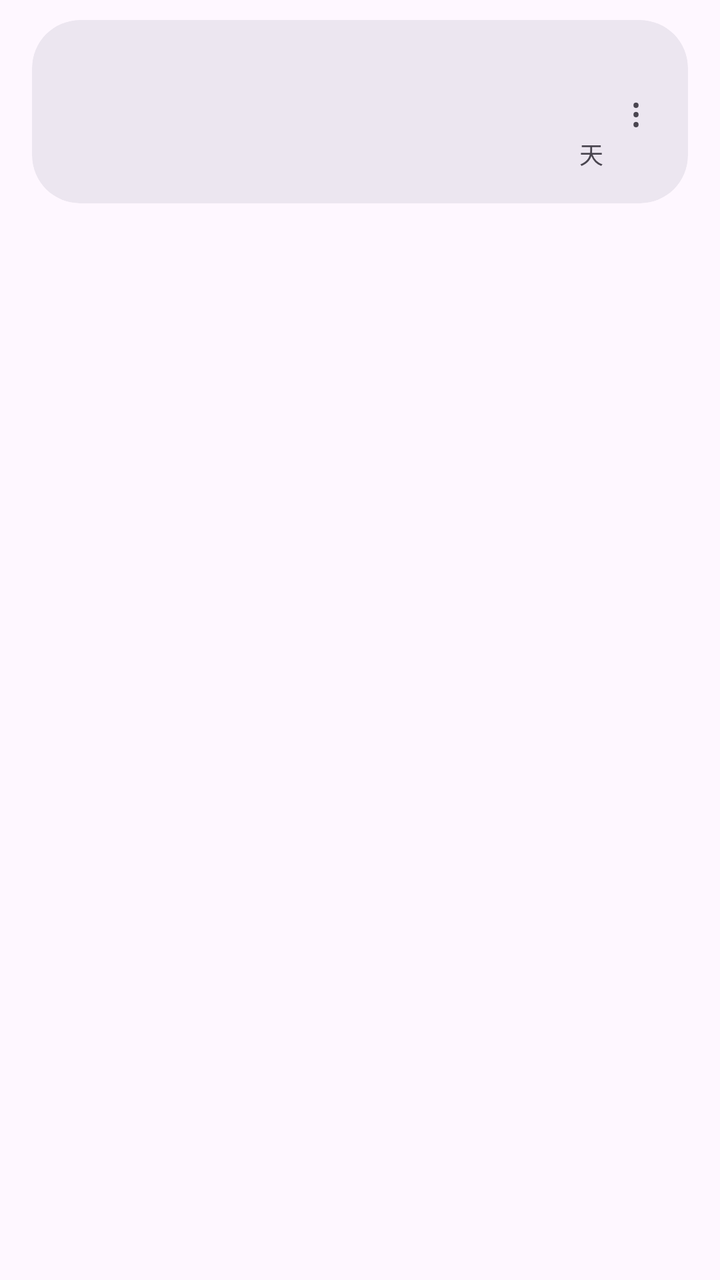
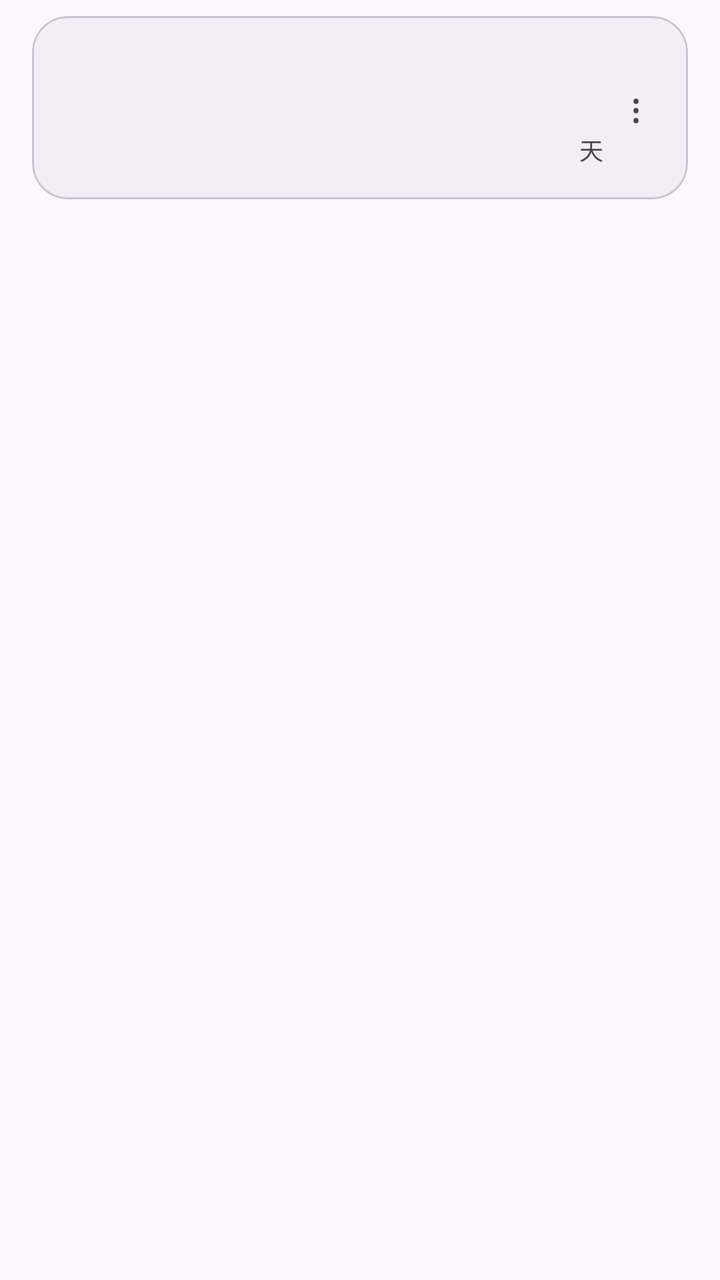

Two renders of the same Android screen: before a commit and after it. Below are the layout's source before the change and the commit's diff.
<!-- AndroidManifest.xml: application theme Theme.Notebook -->
<!-- res/layout/item_countdown.xml -->
<?xml version="1.0" encoding="utf-8"?>
<FrameLayout xmlns:android="http://schemas.android.com/apk/res/android"
    xmlns:app="http://schemas.android.com/apk/res-auto"
    xmlns:tools="http://schemas.android.com/tools"
    android:layout_width="match_parent"
    android:layout_height="wrap_content">
    <com.google.android.material.card.MaterialCardView
        android:id="@+id/card_countdown"
        android:layout_width="match_parent"
        android:layout_height="wrap_content"
        android:layout_marginHorizontal="16dp"
        android:layout_marginTop="10dp"
        app:cardBackgroundColor="?attr/colorSurfaceContainerHigh"
        app:cardCornerRadius="24dp"
        app:cardElevation="0dp"
        app:strokeWidth="0dp">
    <ImageView
        android:id="@+id/iv_bg"
        android:layout_width="match_parent"
        android:layout_height="match_parent"
        android:scaleType="centerCrop"
        android:visibility="gone"
        tools:ignore="ContentDescription" />
    <View
        android:id="@+id/v_scrim"
        android:layout_width="match_parent"
        android:layout_height="match_parent"
        android:background="#000000"
        android:visibility="gone" />
    <LinearLayout
        android:layout_width="match_parent"
        android:layout_height="wrap_content"
        android:gravity="center_vertical"
        android:minHeight="84dp"
        android:orientation="horizontal"
        android:paddingStart="20dp"
        android:paddingTop="16dp"
        android:paddingEnd="10dp"
        android:paddingBottom="16dp">
        <LinearLayout
            android:layout_width="0dp"
            android:layout_height="wrap_content"
            android:layout_weight="1"
            android:orientation="vertical">
            <TextView
                android:id="@+id/tv_title"
                android:layout_width="match_parent"
                android:layout_height="wrap_content"
                android:ellipsize="end"
                android:maxLines="2"
                android:textAppearance="?attr/textAppearanceTitleMedium"
                android:textColor="?attr/colorOnSurface" />
            <TextView
                android:id="@+id/tv_date"
                android:layout_width="match_parent"
                android:layout_height="wrap_content"
                android:layout_marginTop="4dp"
                android:ellipsize="end"
                android:maxLines="1"
                android:textAppearance="?attr/textAppearanceBodySmall"
                android:textColor="?attr/colorOnSurfaceVariant" />
            <TextView
                android:id="@+id/tv_anniv"
                android:layout_width="match_parent"
                android:layout_height="wrap_content"
                android:layout_marginTop="6dp"
                android:ellipsize="end"
                android:maxLines="1"
                android:textAppearance="?attr/textAppearanceLabelMedium"
                android:textColor="?attr/colorPrimary"
                android:visibility="gone" />
        </LinearLayout>
        <LinearLayout
            android:layout_width="wrap_content"
            android:layout_height="wrap_content"
            android:layout_marginStart="14dp"
            android:gravity="end|center_vertical"
            android:orientation="vertical">
            <TextView
                android:id="@+id/tv_days"
                android:layout_width="wrap_content"
                android:layout_height="wrap_content"
                android:fontFamily="sans-serif-medium"
                android:includeFontPadding="false"
                android:textColor="?attr/colorOnSurface"
                android:textSize="34sp" />
            <TextView
                android:id="@+id/tv_unit"
                android:layout_width="wrap_content"
                android:layout_height="wrap_content"
                android:layout_marginTop="2dp"
                android:text="天"
                android:textAppearance="?attr/textAppearanceLabelMedium"
                android:textColor="?attr/colorOnSurfaceVariant" />
        </LinearLayout>
        <TextView
            android:id="@+id/btn_more"
            android:layout_width="32dp"
            android:layout_height="40dp"
            android:background="?attr/selectableItemBackgroundBorderless"
            android:contentDescription="更多"
            android:gravity="center"
            android:text="⋮"
            android:textColor="?attr/colorOnSurfaceVariant"
            android:textSize="20sp" />
    </LinearLayout>
</com.google.android.material.card.MaterialCardView>
</FrameLayout>
<!-- resources referenced by this layout -->
<resources>
  <style name="Theme.Notebook" parent="Theme.Material3.DayNight.NoActionBar">
          <item name="colorPrimary">@color/md_primary</item>
          <item name="colorOnPrimary">@color/md_on_primary</item>
          <item name="colorPrimaryContainer">@color/md_primary_container</item>
          <item name="colorOnPrimaryContainer">@color/md_on_primary_container</item>
          <item name="colorSecondary">@color/md_secondary</item>
          <item name="android:colorBackground">@color/md_surface</item>
          <item name="colorSurface">@color/md_surface</item>
          <item name="colorSurfaceContainer">@color/md_surface_container</item>
          <item name="colorSurfaceContainerHigh">@color/md_surface_container_high</item>
          <item name="colorOnSurface">@color/md_on_surface</item>
          <item name="colorOnSurfaceVariant">@color/md_on_surface_variant</item>
          <item name="colorOutline">@color/md_outline</item>
          <item name="android:statusBarColor">@android:color/transparent</item>
          <item name="android:navigationBarColor">@android:color/transparent</item>
          <item name="android:windowLayoutInDisplayCutoutMode">shortEdges</item>
          <item name="android:windowDrawsSystemBarBackgrounds">true</item>
          <item name="android:windowLightStatusBar">true</item>
      </style>
  <color name="md_primary">#6750A4</color>
  <color name="md_on_primary">#FFFFFF</color>
  <color name="md_primary_container">#EADDFF</color>
  <color name="md_on_primary_container">#21005D</color>
  <color name="md_secondary">#625B71</color>
  <color name="md_surface">#FEF7FF</color>
  <color name="md_surface_container">#F3EDF7</color>
  <color name="md_surface_container_high">#ECE6F0</color>
  <color name="md_on_surface">#1D1B20</color>
  <color name="md_on_surface_variant">#49454F</color>
  <color name="md_outline">#79747E</color>
</resources>

<!-- the commit's change to res/layout/item_countdown.xml (unified diff, before → after) -->
@@ -9,11 +9,13 @@
         android:layout_width="match_parent"
         android:layout_height="wrap_content"
         android:layout_marginHorizontal="16dp"
-        android:layout_marginTop="10dp"
-        app:cardBackgroundColor="?attr/colorSurfaceContainerHigh"
-        app:cardCornerRadius="24dp"
+        android:layout_marginTop="8dp"
+        app:cardBackgroundColor="?attr/colorSurfaceContainer"
+        app:cardCornerRadius="18dp"
         app:cardElevation="0dp"
-        app:strokeWidth="0dp">
+        android:foreground="?attr/selectableItemBackground"
+        app:strokeColor="?attr/colorOutlineVariant"
+        app:strokeWidth="1dp">
     <ImageView
         android:id="@+id/iv_bg"
         android:layout_width="match_parent"
<!-- resource entries referenced after the edit -->
@@ -13,6 +13,8 @@
           <item name="colorOnSurface">@color/md_on_surface</item>
           <item name="colorOnSurfaceVariant">@color/md_on_surface_variant</item>
           <item name="colorOutline">@color/md_outline</item>
+          <item name="colorOutlineVariant">@color/md_outline_variant</item>
+          <item name="colorSurfaceContainerLow">@color/md_surface_container_low</item>
           <item name="android:statusBarColor">@android:color/transparent</item>
           <item name="android:navigationBarColor">@android:color/transparent</item>
           <item name="android:windowLayoutInDisplayCutoutMode">shortEdges</item>
@@ -30,5 +32,7 @@
   <color name="md_on_surface">#1D1B20</color>
   <color name="md_on_surface_variant">#49454F</color>
   <color name="md_outline">#79747E</color>
+  <color name="md_outline_variant">#CAC4D0</color>
+  <color name="md_surface_container_low">#F7F2FA</color>
 </resources>
 
